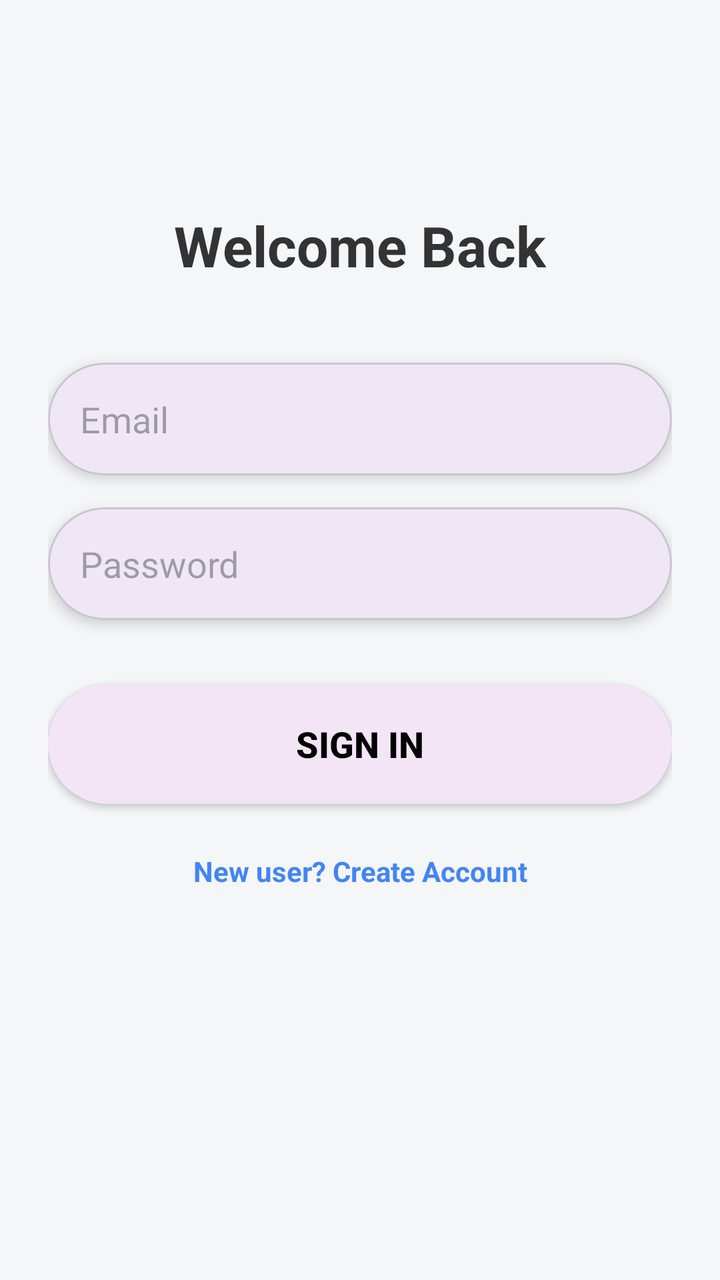
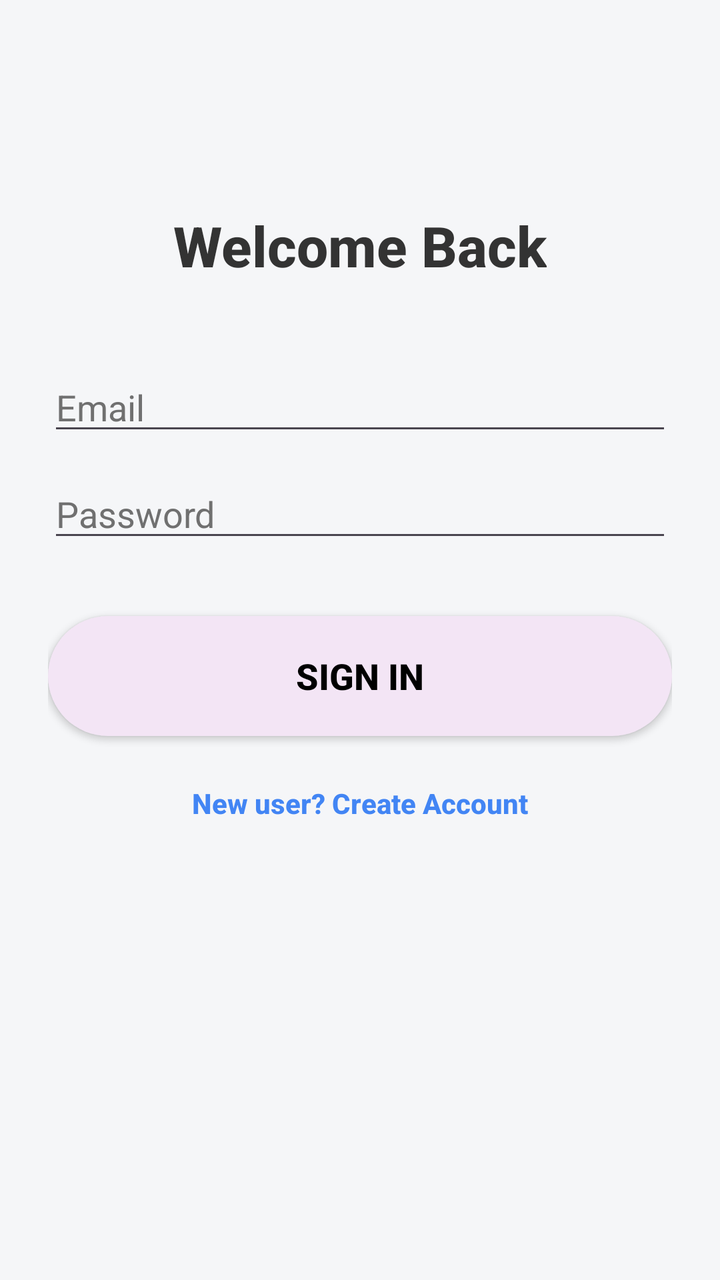

Two renders of the same Android screen: before a commit and after it. Below are the layout's source before the change and the commit's diff.
<!-- AndroidManifest.xml: application theme Theme.MyApplication -->
<!-- res/layout/activity_login.xml -->
<?xml version="1.0" encoding="utf-8"?>
<ScrollView xmlns:android="http://schemas.android.com/apk/res/android"
    xmlns:app="http://schemas.android.com/apk/res-auto"
    android:layout_width="match_parent"
    android:layout_height="match_parent"
    android:fillViewport="true"
    android:background="#F5F6F8">

    <androidx.constraintlayout.widget.ConstraintLayout
        android:layout_width="match_parent"
        android:layout_height="wrap_content"
        android:padding="24dp">

        <TextView
            android:id="@+id/tv_login_title"
            android:layout_width="wrap_content"
            android:layout_height="wrap_content"
            android:text="Welcome Back"
            android:textSize="28sp"
            android:textStyle="bold"
            android:textColor="#333333"
            android:layout_marginTop="80dp"
            app:layout_constraintTop_toTopOf="parent"
            app:layout_constraintStart_toStartOf="parent"
            app:layout_constraintEnd_toEndOf="parent" />

        <com.google.android.material.card.MaterialCardView
            android:id="@+id/card_login_email"
            android:layout_width="match_parent"
            android:layout_height="wrap_content"
            android:layout_marginTop="40dp"
            app:cardCornerRadius="30dp"
            app:cardElevation="4dp"
            app:layout_constraintTop_toBottomOf="@id/tv_login_title">

            <EditText
                android:id="@+id/et_login_email"
                android:layout_width="match_parent"
                android:layout_height="wrap_content"
                android:background="@android:color/transparent"
                android:hint="Email"
                android:padding="16dp"
                android:inputType="textEmailAddress" />
        </com.google.android.material.card.MaterialCardView>

        <com.google.android.material.card.MaterialCardView
            android:id="@+id/card_login_password"
            android:layout_width="match_parent"
            android:layout_height="wrap_content"
            android:layout_marginTop="16dp"
            app:cardCornerRadius="30dp"
            app:cardElevation="4dp"
            app:layout_constraintTop_toBottomOf="@id/card_login_email">

            <EditText
                android:id="@+id/et_login_password"
                android:layout_width="match_parent"
                android:layout_height="wrap_content"
                android:background="@android:color/transparent"
                android:hint="Password"
                android:padding="16dp"
                android:inputType="textPassword" />
        </com.google.android.material.card.MaterialCardView>

        <androidx.appcompat.widget.AppCompatButton
            android:id="@+id/btn_login"
            android:layout_width="0dp"
            android:layout_height="60dp"
            android:layout_marginTop="32dp"
            android:text="Sign In"
            android:textSize="18sp"
            android:textStyle="bold"
            android:textColor="@color/black"
            android:background="@drawable/rounded_button_bg"
            app:layout_constraintTop_toBottomOf="@id/card_login_password"
            app:layout_constraintStart_toStartOf="parent"
            app:layout_constraintEnd_toEndOf="parent" />

        <TextView
            android:id="@+id/tv_go_to_register"
            android:layout_width="wrap_content"
            android:layout_height="wrap_content"
            android:layout_marginTop="24dp"
            android:text="New user? Create Account"
            android:textColor="#4285F4"
            android:textStyle="bold"
            app:layout_constraintTop_toBottomOf="@id/btn_login"
            app:layout_constraintStart_toStartOf="parent"
            app:layout_constraintEnd_toEndOf="parent" />

    </androidx.constraintlayout.widget.ConstraintLayout>
</ScrollView>
<!-- resources referenced by this layout -->
<resources>
  <color name="black">#FF000000</color>
  <!-- drawable rounded_button_bg (drawable) -->
  <?xml version="1.0" encoding="utf-8"?>
  <shape xmlns:android="http://schemas.android.com/apk/res/android"
      android:shape="rectangle">
  
      <solid android:color="#F3E5F5" />
  
      <corners android:radius="30dp" />
  
  </shape>
  <style name="Theme.MyApplication" parent="Base.Theme.MyApplication" />
  <style name="Base.Theme.MyApplication" parent="Theme.Material3.DayNight.NoActionBar">
      </style>
</resources>

<!-- the commit's change to res/layout/activity_login.xml (unified diff, before → after) -->
@@ -4,7 +4,7 @@
     android:layout_width="match_parent"
     android:layout_height="match_parent"
     android:fillViewport="true"
-    android:background="#F5F6F8">
+    android:background="@color/auth_background">
 
     <androidx.constraintlayout.widget.ConstraintLayout
         android:layout_width="match_parent"
@@ -15,78 +15,69 @@
             android:id="@+id/tv_login_title"
             android:layout_width="wrap_content"
             android:layout_height="wrap_content"
+            android:layout_marginTop="80dp"
+            android:fontFamily="sans-serif-medium"
             android:text="Welcome Back"
+            android:textColor="@color/text_primary"
             android:textSize="28sp"
             android:textStyle="bold"
-            android:textColor="#333333"
-            android:layout_marginTop="80dp"
-            app:layout_constraintTop_toTopOf="parent"
+            app:layout_constraintEnd_toEndOf="parent"
             app:layout_constraintStart_toStartOf="parent"
-            app:layout_constraintEnd_toEndOf="parent" />
+            app:layout_constraintTop_toTopOf="parent" />
 
-        <com.google.android.material.card.MaterialCardView
-            android:id="@+id/card_login_email"
-            android:layout_width="match_parent"
+        <EditText
+            android:id="@+id/et_login_email"
+            style="@style/Widget.StylePalette.AuthEditText"
+            android:layout_width="0dp"
             android:layout_height="wrap_content"
             android:layout_marginTop="40dp"
-            app:cardCornerRadius="30dp"
-            app:cardElevation="4dp"
-            app:layout_constraintTop_toBottomOf="@id/tv_login_title">
+            android:hint="Email"
+            android:imeOptions="actionNext"
+            android:inputType="textEmailAddress"
+            app:layout_constraintEnd_toEndOf="parent"
+            app:layout_constraintStart_toStartOf="parent"
+            app:layout_constraintTop_toBottomOf="@id/tv_login_title" />
 
-            <EditText
-                android:id="@+id/et_login_email"
-                android:layout_width="match_parent"
-                android:layout_height="wrap_content"
-                android:background="@android:color/transparent"
-                android:hint="Email"
-                android:padding="16dp"
-                android:inputType="textEmailAddress" />
-        </com.google.android.material.card.MaterialCardView>
-
-        <com.google.android.material.card.MaterialCardView
-            android:id="@+id/card_login_password"
-            android:layout_width="match_parent"
+        <EditText
+            android:id="@+id/et_login_password"
+            style="@style/Widget.StylePalette.AuthEditText"
+            android:layout_width="0dp"
             android:layout_height="wrap_content"
-            android:layout_marginTop="16dp"
-            app:cardCornerRadius="30dp"
-            app:cardElevation="4dp"
-            app:layout_constraintTop_toBottomOf="@id/card_login_email">
-
-            <EditText
-                android:id="@+id/et_login_password"
-                android:layout_width="match_parent"
-                android:layout_height="wrap_content"
-                android:background="@android:color/transparent"
-                android:hint="Password"
-                android:padding="16dp"
-                android:inputType="textPassword" />
-        </com.google.android.material.card.MaterialCardView>
+            android:layout_marginTop="12dp"
+            android:hint="Password"
+            android:imeOptions="actionDone"
+            android:inputType="textPassword"
+            app:layout_constraintEnd_toEndOf="parent"
+            app:layout_constraintStart_toStartOf="parent"
+            app:layout_constraintTop_toBottomOf="@id/et_login_email" />
 
         <androidx.appcompat.widget.AppCompatButton
             android:id="@+id/btn_login"
             android:layout_width="0dp"
             android:layout_height="60dp"
             android:layout_marginTop="32dp"
+            android:background="@drawable/rounded_button_bg"
+            android:fontFamily="sans-serif-medium"
             android:text="Sign In"
+            android:textColor="@color/black"
             android:textSize="18sp"
             android:textStyle="bold"
-            android:textColor="@color/black"
-            android:background="@drawable/rounded_button_bg"
-            app:layout_constraintTop_toBottomOf="@id/card_login_password"
+            app:layout_constraintEnd_toEndOf="parent"
             app:layout_constraintStart_toStartOf="parent"
-            app:layout_constraintEnd_toEndOf="parent" />
+            app:layout_constraintTop_toBottomOf="@id/et_login_password" />
 
         <TextView
             android:id="@+id/tv_go_to_register"
             android:layout_width="wrap_content"
             android:layout_height="wrap_content"
             android:layout_marginTop="24dp"
+            android:fontFamily="sans-serif-medium"
             android:text="New user? Create Account"
-            android:textColor="#4285F4"
+            android:textColor="@color/link_blue"
             android:textStyle="bold"
-            app:layout_constraintTop_toBottomOf="@id/btn_login"
+            app:layout_constraintEnd_toEndOf="parent"
             app:layout_constraintStart_toStartOf="parent"
-            app:layout_constraintEnd_toEndOf="parent" />
+            app:layout_constraintTop_toBottomOf="@id/btn_login" />
 
     </androidx.constraintlayout.widget.ConstraintLayout>
 </ScrollView>
<!-- resource entries referenced after the edit -->
@@ -1,18 +1,53 @@
 <!-- resources referenced by this layout -->
 <resources>
+  <color name="auth_background">#F5F6F8</color>
   <color name="black">#FF000000</color>
+  <color name="link_blue">#4285F4</color>
+  <color name="text_primary">#333333</color>
   <!-- drawable rounded_button_bg (drawable) -->
   <?xml version="1.0" encoding="utf-8"?>
-  <shape xmlns:android="http://schemas.android.com/apk/res/android"
-      android:shape="rectangle">
+  <ripple xmlns:android="http://schemas.android.com/apk/res/android"
+      android:color="@color/lavender_pressed">
+      <item>
+          <shape android:shape="rectangle">
+              <solid android:color="@color/back_ground" />
+              <corners android:radius="30dp" />
+          </shape>
+      </item>
+  </ripple>
+  <style name="Theme.MyApplication" parent="Base.Theme.MyApplication" />
+  <color name="lavender_pressed">#E1BEE7</color>
+  <color name="back_ground">#F3E5F5</color>
+  <style name="Base.Theme.MyApplication" parent="Theme.Material3.DayNight.NoActionBar">
+          <item name="colorPrimary">@color/accent_pink</item>
+          <item name="colorOnPrimary">@color/white</item>
+          <item name="colorPrimaryContainer">@color/lavender_light</item>
+          <item name="colorOnPrimaryContainer">@color/text_primary</item>
+          <item name="colorSecondary">@color/accent_purple</item>
+          <item name="colorOnSecondary">@color/white</item>
+          <item name="colorSurface">@color/white</item>
+          <item name="colorOnSurface">@color/text_primary</item>
+          <item name="colorSurfaceVariant">@color/input_background</item>
+          <item name="colorOnSurfaceVariant">@color/text_hint</item>
+          <item name="android:textColorHint">@color/text_hint</item>
+          <item name="colorControlActivated">@color/cursor_accent</item>
+          <item name="android:colorControlActivated">@color/cursor_accent</item>
+          <item name="android:colorBackground">@color/background</item>
+          <item name="android:statusBarColor">@color/background</item>
+          <item name="android:navigationBarColor">@color/background</item>
+          <item name="android:windowLightStatusBar" tools:targetApi="m">true</item>
+          <item name="android:windowLightNavigationBar" tools:targetApi="o_mr1">true</item>
   
-      <solid android:color="#F3E5F5" />
-  
-      <corners android:radius="30dp" />
-  
-  </shape>
-  <style name="Theme.MyApplication" parent="Base.Theme.MyApplication" />
-  <style name="Base.Theme.MyApplication" parent="Theme.Material3.DayNight.NoActionBar">
+          <item name="textInputStyle">@style/Widget.StylePalette.TextInputLayout.OutlinedBox</item>
+          <item name="toolbarStyle">@style/Widget.StylePalette.Toolbar</item>
       </style>
+  <color name="accent_pink">#FF4081</color>
+  <color name="white">#FFFFFFFF</color>
+  <color name="lavender_light">#F3E5F5</color>
+  <color name="accent_purple">#7C4DFF</color>
+  <color name="input_background">#F7F7F7</color>
+  <color name="text_hint">#707070</color>
+  <color name="cursor_accent">@color/accent_pink</color>
+  <color name="background">#FFFFFF</color>
 </resources>
 
